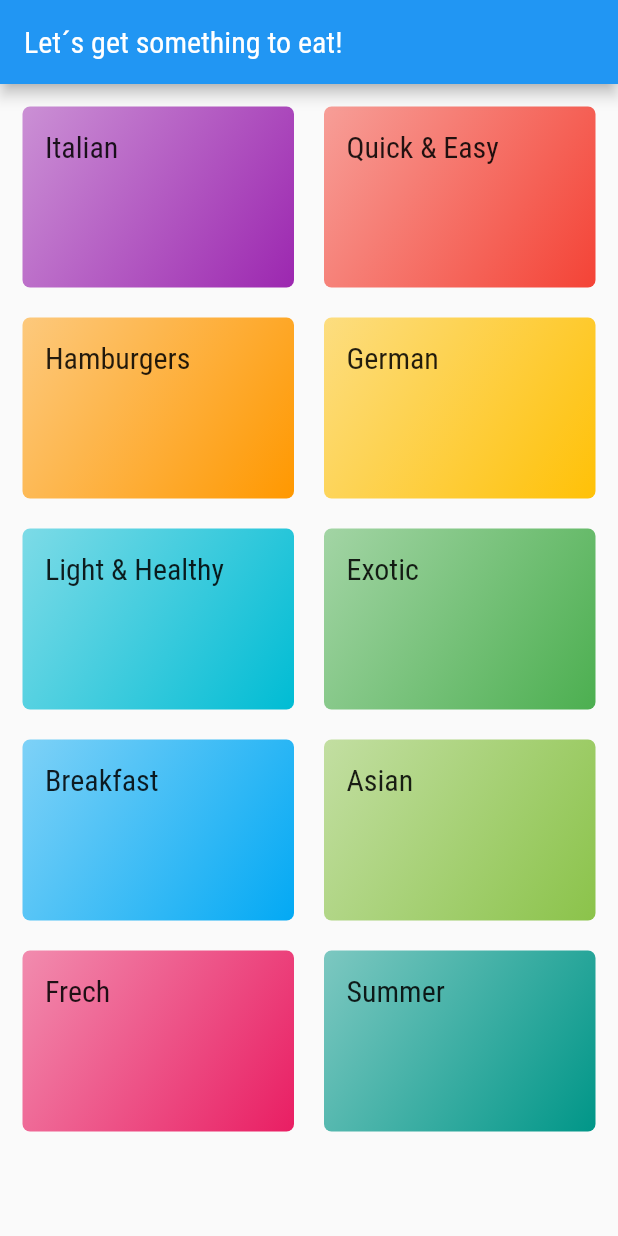
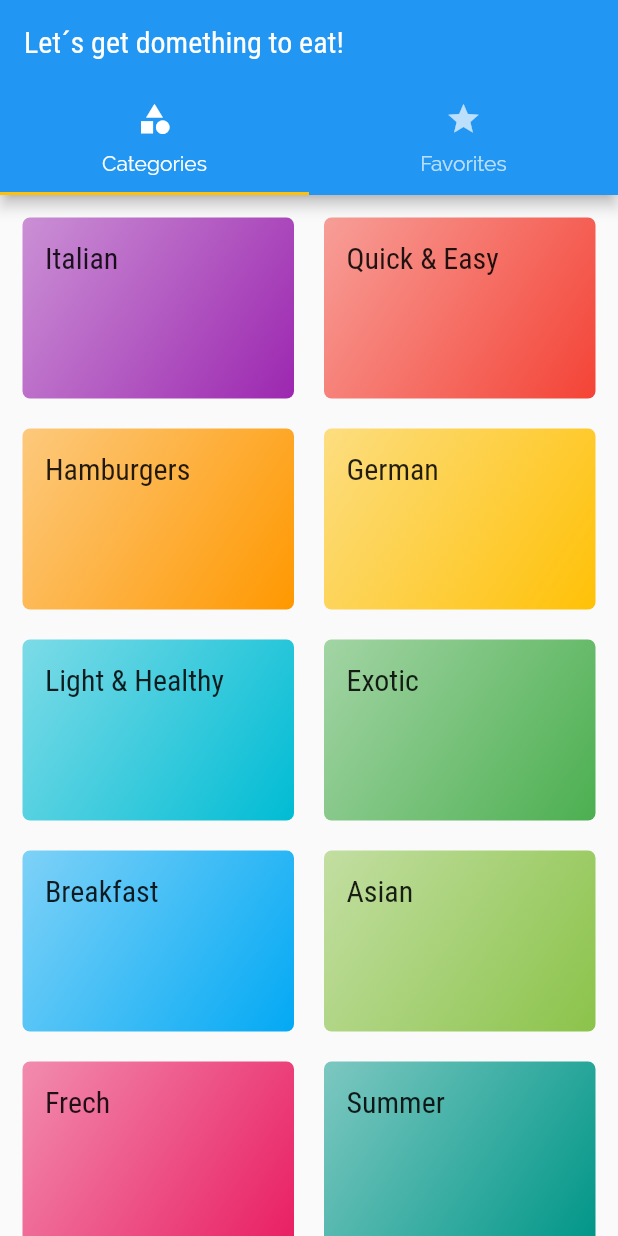
Before and after one commit to Carlxiso/Meals, a Flutter app: the screen it shows after launch, on a phone screen of 412 x 824 dp. Run offline on Flutter 3.47's test engine with Material 2 defaults, Android fonts, the phone set to English and light mode, and no system bars.

Commit message:
Navigation Tabs Strategy

```diff
--- a/meals/lib/main.dart
+++ b/meals/lib/main.dart
@@ -1,6 +1,7 @@
 import 'package:flutter/material.dart';
 
-import 'screens/categories_screens.dart';
+import 'screens/tabs_screen.dart';
+
 import 'screens/categories_meals_screen.dart';
 import 'screens/meal_detail_screen.dart';
 import 'utils/app_routes.dart';
@@ -23,7 +24,7 @@ class MyApp extends StatelessWidget {
             )),
       ),
       routes: {
-        AppRoutes.HOME: (context) => const CategoriesScreen(),
+        AppRoutes.HOME: (context) => const TabsScreen(),
         AppRoutes.CATEGORIES_MEALS: (context) => CategoriesMealsScreen(),
         AppRoutes.MEAL_DETAIL: (context) => MealDetailScreen(),
       },
--- a/meals/lib/screens/categories_screens.dart
+++ b/meals/lib/screens/categories_screens.dart
@@ -8,11 +8,7 @@ class CategoriesScreen extends StatelessWidget {
 
   @override
   Widget build(BuildContext context) {
-    return Scaffold(
-      appBar: AppBar(
-        title: Text('Let´s get something to eat!'),
-      ),
-      body: GridView(
+    return GridView(
       padding: const EdgeInsets.all(15),
       gridDelegate: const SliverGridDelegateWithMaxCrossAxisExtent(
         // Cada tile vai ter no maximo 200px de largura
@@ -26,7 +22,6 @@ class CategoriesScreen extends StatelessWidget {
       children: DUMMY_CATEGORIES.map((mapRecebeUmaCategoria) {
         return CategoryItem(mapRecebeUmaCategoria);
       }).toList(),
-      ),
     );
   }
 }
--- /dev/null
+++ b/meals/lib/screens/favorite_screen.dart
@@ -0,0 +1,12 @@
+import 'package:flutter/material.dart';
+
+class FavorirteScreen extends StatelessWidget {
+  const FavorirteScreen({Key? key}) : super(key: key);
+
+  @override
+  Widget build(BuildContext context) {
+    return Center(
+      child: Text('My favorite meals'),
+    );
+  }
+}
--- /dev/null
+++ b/meals/lib/screens/tabs_screen.dart
@@ -0,0 +1,41 @@
+import 'package:flutter/material.dart';
+import 'package:meals/screens/categories_screens.dart';
+
+import 'categories_screens.dart';
+import 'favorite_screen.dart';
+
+class TabsScreen extends StatelessWidget {
+  const TabsScreen({Key? key}) : super(key: key);
+
+  @override
+  Widget build(BuildContext context) {
+    return DefaultTabController(
+      length: 2,
+      child: Scaffold(
+        appBar: AppBar(
+          title: const Text(
+            'Let´s get domething to eat!',
+          ),
+          bottom: const TabBar(
+            tabs: [
+              Tab(
+                icon: Icon(Icons.category),
+                text: 'Categories',
+              ),
+              Tab(
+                icon: Icon(Icons.star),
+                text: 'Favorites',
+              ),
+            ],
+          ),
+        ),
+        body: const TabBarView(
+          children: [
+            CategoriesScreen(),
+            FavorirteScreen(),
+          ],
+        ),
+      ),
+    );
+  }
+}
```
Lines whose indentation alone changed are shown as unchanged.
